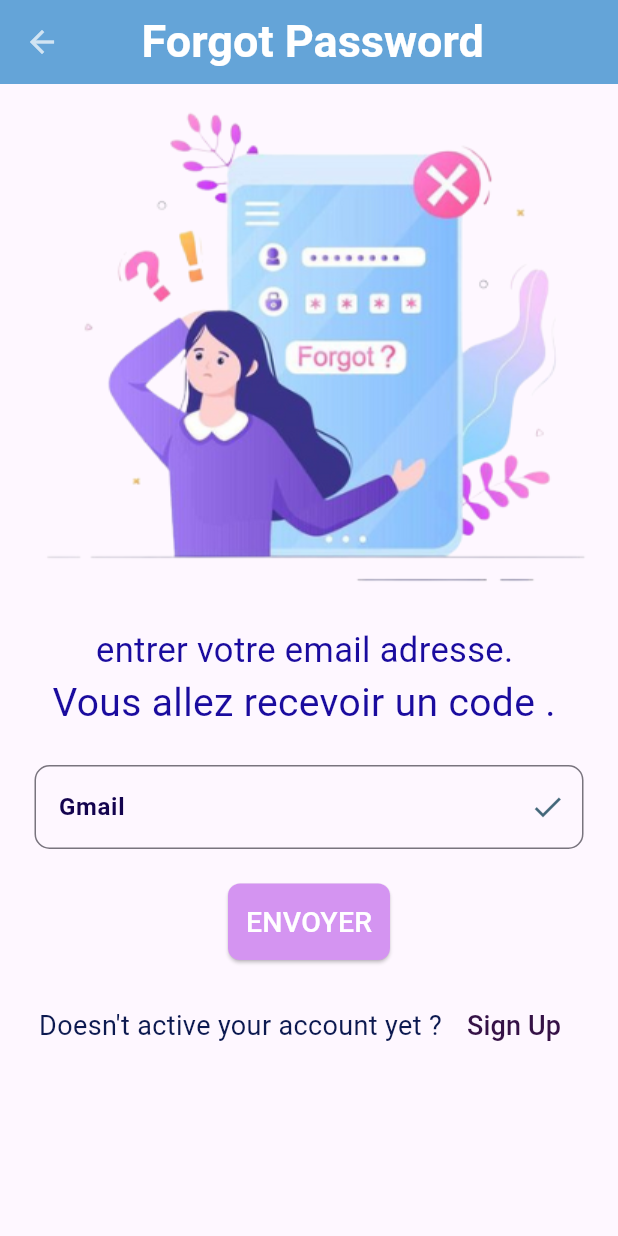
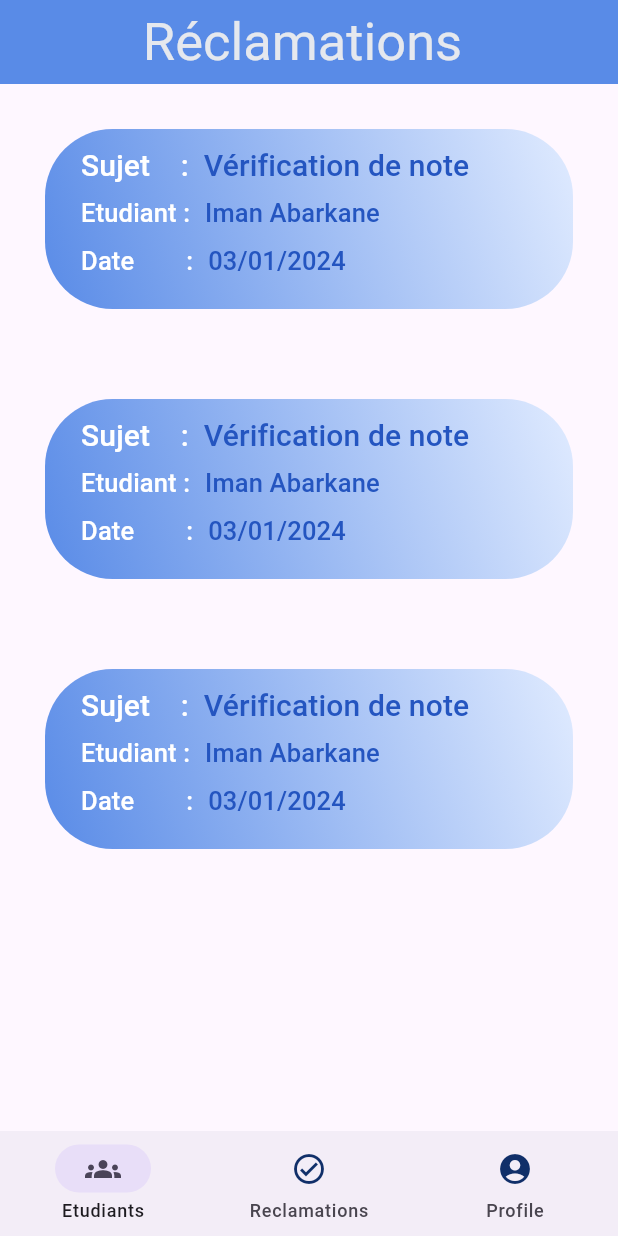
Before and after one commit to ImanAbarkane/gestion-des-reclamations-des-etudiants, a Flutter app: the screen it shows after launch, on a phone screen of 412 x 824 dp. Run offline on Flutter 3.47's test engine with Material 3 defaults, Android fonts, the phone set to English and light mode, and no system bars.

Commit message:
new files : listes des reclamtions pour admin

```diff
--- a/lib/main.dart
+++ b/lib/main.dart
@@ -9,6 +9,7 @@ import 'package:ereclamation_application_2/screens/admin/Etudiant_details.dart';
 import 'package:ereclamation_application_2/screens/admin/acceuil.dart';
 import 'package:ereclamation_application_2/screens/Application%20etudiant/Forgot_password.dart';
 import 'package:ereclamation_application_2/screens/Application%20etudiant/home.dart';
+import 'package:ereclamation_application_2/screens/admin/liste_reclamations.dart';
 import 'package:ereclamation_application_2/screens/welcome.dart';
 
 import 'package:flutter/material.dart';
@@ -30,7 +31,7 @@ class MyApp extends StatelessWidget {
 
       ),
       debugShowCheckedModeBanner: false,
-      home:ForgotPassword(),
+      home:ListeReclamations(),
     );
   }
 }
--- /dev/null
+++ b/lib/screens/admin/liste_reclamations.dart
@@ -0,0 +1,167 @@
+// ignore_for_file: prefer_const_constructors, prefer_const_literals_to_create_immutables
+
+import 'package:flutter/material.dart';
+
+class ListeReclamations extends StatelessWidget {
+  const ListeReclamations({super.key});
+
+  @override
+  Widget build(BuildContext context) {
+    return Scaffold(
+        appBar: AppBar(
+          title: Center(
+            child: Text("Réclamations ",
+                style: TextStyle(
+                    fontSize: 35, color: Color.fromARGB(255, 229, 232, 238))),
+          ),
+          backgroundColor: Color.fromRGBO(89, 139, 231, 1),
+        ),
+        body: Column(
+          children: [
+            Etudiant_card(),
+            Etudiant_card(),Etudiant_card()
+          ],
+        ),
+        bottomNavigationBar: navigatorbar_fonction());
+  }
+}
+
+NavigationBar navigatorbar_fonction() {
+  return NavigationBar(
+    height: 70,
+    destinations: [
+      NavigationDestination(
+          icon: Icon(
+            Icons.check_circle_outline_outlined,
+            color: Color.fromARGB(255, 16, 47, 105),
+          ),
+          selectedIcon: Icon(Icons.groups),
+          label: 'Etudiants'),
+      NavigationDestination(
+          icon: Icon(Icons.check_circle_outline_outlined,
+              color: Color.fromARGB(255, 16, 47, 105)),
+          selectedIcon: Icon(Icons.check_circle),
+          label: 'Reclamations'),
+      NavigationDestination(
+        icon:
+            Icon(Icons.account_circle, color: Color.fromARGB(255, 16, 47, 105)),
+        selectedIcon: Icon(Icons.account_circle),
+        label: 'Profile',
+      ),
+    ],
+  );
+}
+
+class Etudiant_card extends StatelessWidget {
+  const Etudiant_card({super.key});
+
+  @override
+  Widget build(BuildContext context) {
+    return Container(
+
+      margin: EdgeInsets.all(30),
+      height: 120,
+      decoration: BoxDecoration(
+          //color: Colors.pink[100],
+          gradient: LinearGradient(
+        colors: [
+          Color.fromRGBO(89, 139, 231, 1),
+          Color.fromRGBO(224, 235, 255, 1),
+        ],
+        begin: FractionalOffset.bottomLeft,
+        end: FractionalOffset.topRight,
+      ),
+      borderRadius: BorderRadius.circular(45) ,
+     // borderRadius: BorderRadius.only(topLeft: Radius.circular(25),bottomLeft: Radius.circular(25))
+      ),
+      child: ElevatedButton(
+          style: ElevatedButton.styleFrom(
+            primary: Colors.transparent, // Couleur transparente pour afficher le gradient du conteneur
+            shadowColor: Color.fromARGB(0, 77, 128, 238), // Pas d'ombre pour le bouton
+          ),
+          onPressed: () {},
+          child: Column(
+            children: [
+              SizedBox(
+                height: 10,
+              ),
+
+
+              Row(
+                children: [
+                  Text(
+                    "Sujet    :",
+                    style: TextStyle(
+                      fontSize: 20,
+                      color: const Color.fromARGB(255, 255, 255, 255)
+                    ),
+                  ),
+                  SizedBox(width: 10,),
+                  Text(
+                    "Vérification de note ",
+                     style: TextStyle(
+                      fontSize: 20,
+                       color: Color.fromARGB(255, 36, 85, 192)
+                    ),
+                    )
+                ],
+              ),
+
+
+              SizedBox(
+                height: 5,
+              ),
+
+
+              Row(
+                children: [
+                  Text(
+                    "Etudiant :",
+                    style: TextStyle(
+                      fontSize: 17,
+                       color: Color.fromARGB(255, 255, 255, 255)
+                    ),
+                  ),
+                  SizedBox(width: 10,),
+                  Text(
+                    "Iman Abarkane ",
+                     style: TextStyle(
+                      fontSize: 17,
+                      color: Color.fromARGB(255, 36, 85, 192)
+                    ),
+                    )
+                ],
+              ),
+
+
+
+              SizedBox(
+                height: 8,
+              ),
+
+              Row(
+                children: [
+                  Text(
+                    "Date        :",
+                    style: TextStyle(
+                      fontSize: 17,
+                       color: Color.fromARGB(255, 255, 255, 255)
+                    ),
+                  ),
+                  SizedBox(width: 10,),
+                  Text(
+                    "03/01/2024 ",
+                     style: TextStyle(
+                      fontSize: 17,
+                      color: Color.fromARGB(255, 36, 85, 192)
+                    ),
+                    )
+                ],
+              ),
+
+
+            ],
+          )),
+    );
+  }
+}
```
Also changed, not shown: lib/screens/admin/Etudiant_details.dart (+19 -13 lines), lib/screens/admin/acceuil.dart (+33 -13 lines).
